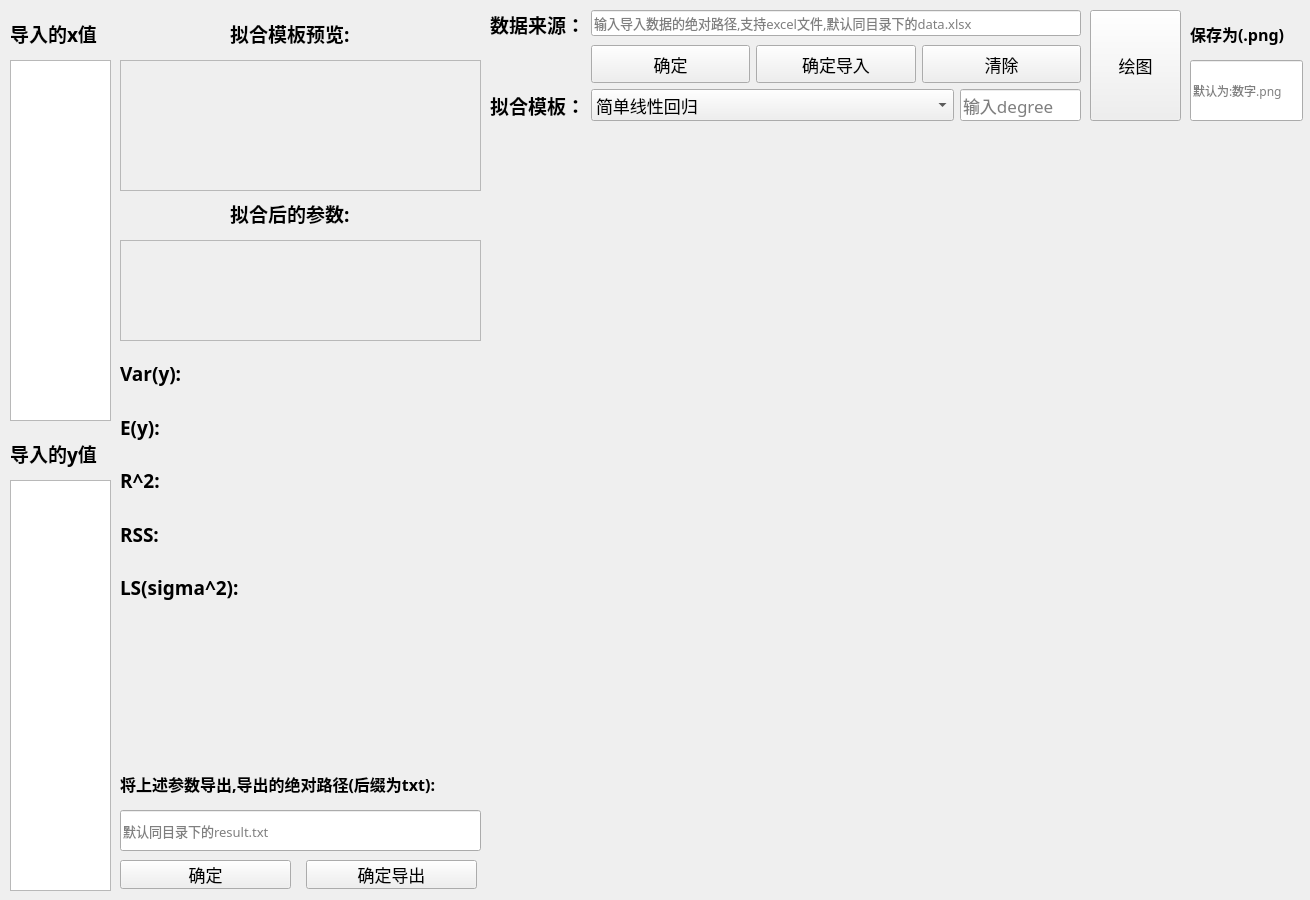
First picture: the form in Regression_analysis_calculator/UI_resources/Mwd.ui, repository CiscoXY/Period_university, before the edit.
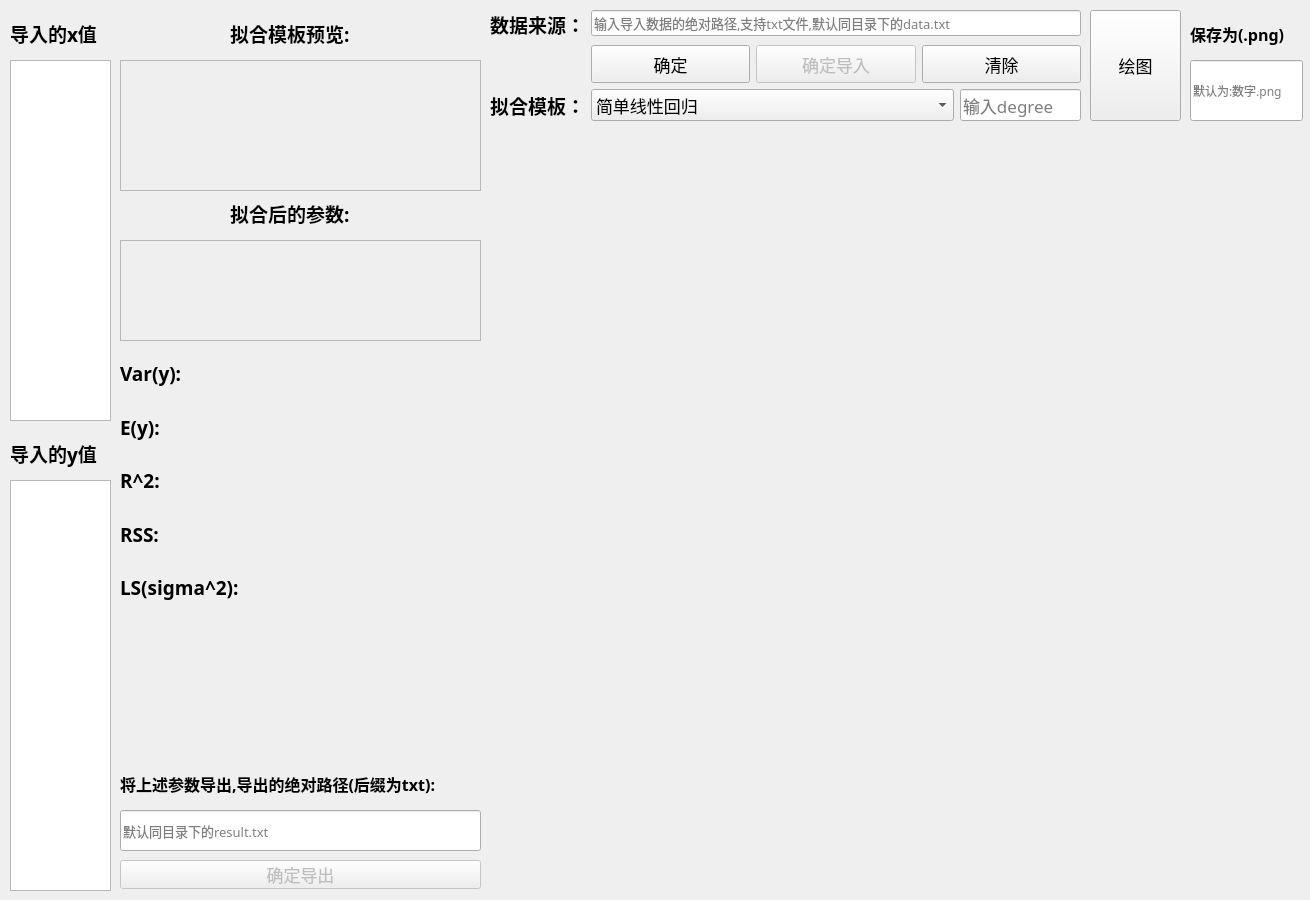
Second picture: the form after the edit.

Diff of the .ui file:
```diff
--- a/Regression_analysis_calculator/UI_resources/Mwd.ui
+++ b/Regression_analysis_calculator/UI_resources/Mwd.ui
@@ -52,7 +52,7 @@
         </font>
        </property>
        <property name="placeholderText">
-        <string>输入导入数据的绝对路径,支持excel文件,默认同目录下的data.xlsx</string>
+        <string>输入导入数据的绝对路径,支持txt文件,默认同目录下的data.txt</string>
        </property>
       </widget>
      </item>
@@ -73,6 +73,9 @@
        </item>
        <item>
         <widget class="QPushButton" name="path_input">
+         <property name="enabled">
+          <bool>false</bool>
+         </property>
          <property name="sizePolicy">
           <sizepolicy hsizetype="Minimum" vsizetype="Expanding">
            <horstretch>0</horstretch>
@@ -603,31 +606,15 @@
      <string>默认同目录下的result.txt</string>
     </property>
    </widget>
-   <widget class="QPushButton" name="path_verify_2">
-    <property name="geometry">
-     <rect>
-      <x>120</x>
-      <y>860</y>
-      <width>171</width>
-      <height>29</height>
-     </rect>
-    </property>
-    <property name="sizePolicy">
-     <sizepolicy hsizetype="Minimum" vsizetype="Expanding">
-      <horstretch>0</horstretch>
-      <verstretch>0</verstretch>
-     </sizepolicy>
-    </property>
-    <property name="text">
-     <string>确定</string>
-    </property>
-   </widget>
    <widget class="QPushButton" name="path_output">
+    <property name="enabled">
+     <bool>false</bool>
+    </property>
     <property name="geometry">
      <rect>
-      <x>306</x>
+      <x>120</x>
       <y>860</y>
-      <width>171</width>
+      <width>361</width>
       <height>29</height>
      </rect>
     </property>
```
Left out of the diff: 18 changed lines with no effect on the pictures.
